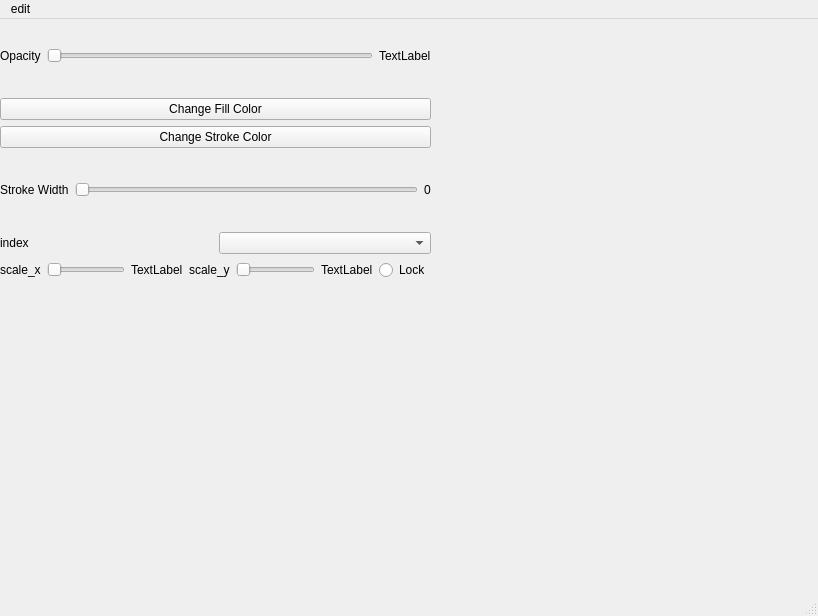
Above: mainwindow.ui from CTouch/OOP before the change. Below: the same form after it.
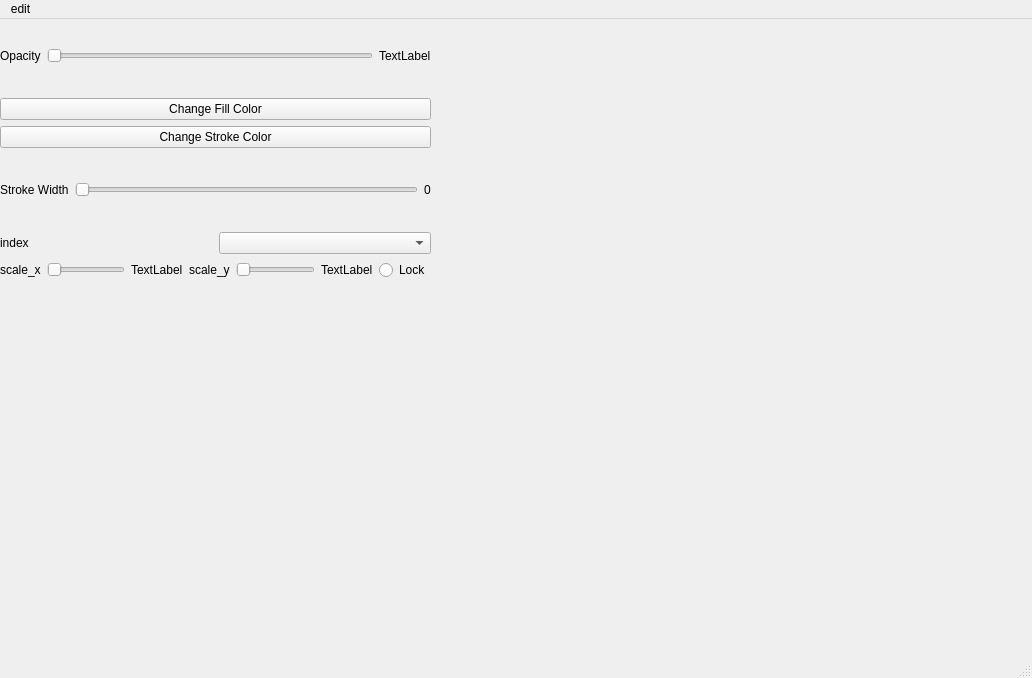
That is the form after the change. Custom widgets are drawn as their Qt base class.

Patch:
```diff
--- a/mainwindow.ui
+++ b/mainwindow.ui
@@ -6,8 +6,8 @@
    <rect>
     <x>0</x>
     <y>0</y>
-    <width>818</width>
-    <height>616</height>
+    <width>1032</width>
+    <height>678</height>
    </rect>
   </property>
   <property name="windowTitle">
@@ -165,13 +165,23 @@
      </item>
     </layout>
    </widget>
+   <widget class="DrawingBoard" name="widget" native="true">
+    <property name="geometry">
+     <rect>
+      <x>440</x>
+      <y>0</y>
+      <width>581</width>
+      <height>631</height>
+     </rect>
+    </property>
+   </widget>
   </widget>
   <widget class="QMenuBar" name="menubar">
    <property name="geometry">
     <rect>
      <x>0</x>
      <y>0</y>
-     <width>818</width>
+     <width>1032</width>
      <height>22</height>
     </rect>
    </property>
@@ -202,6 +212,14 @@
    </property>
   </action>
  </widget>
+ <customwidgets>
+  <customwidget>
+   <class>DrawingBoard</class>
+   <extends>QWidget</extends>
+   <header location="global">drawingboard.h</header>
+   <container>1</container>
+  </customwidget>
+ </customwidgets>
  <resources/>
  <connections/>
 </ui>
```
